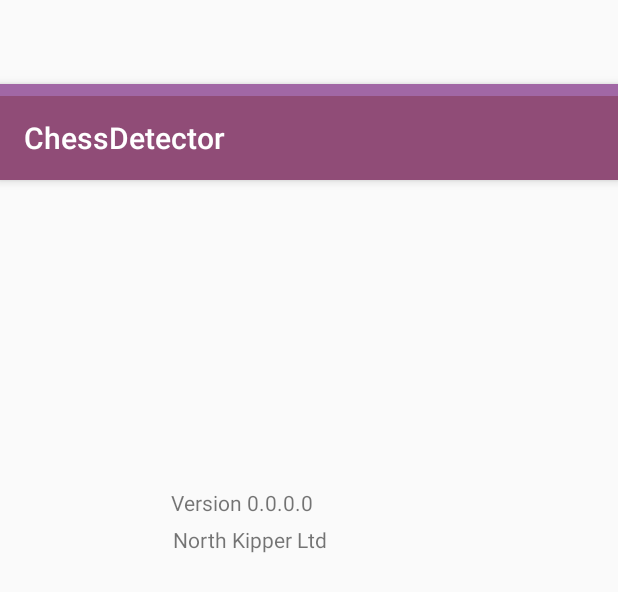
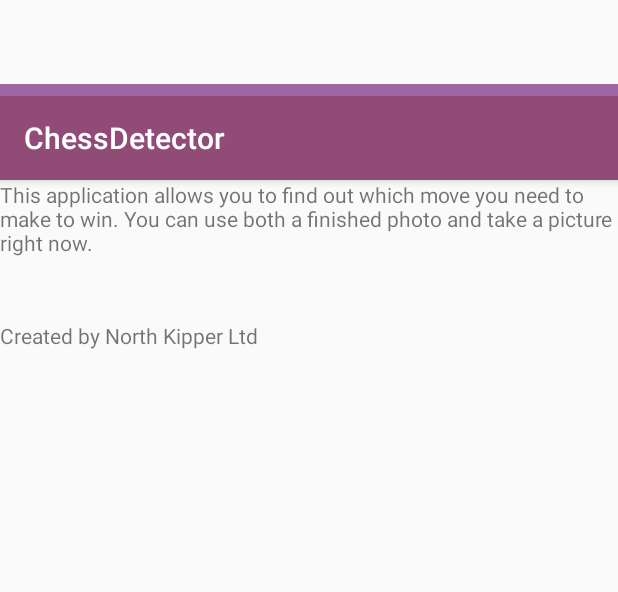
Before and after one commit to north-kipper-ltd/chess-detector, an Android app: the layout about.xml on its own in the app's theme, with its tools: preview values and no code run, on a phone screen of 412 x 824 dp. Shown: the top 592 px of the screen. Run offline under Robolectric (Android 15) with nearby library versions, the phone set to English and light mode, and no system bars.

Commit message:
Update about page, add russian locale

```diff
--- a/app/src/main/res/layout/about.xml
+++ b/app/src/main/res/layout/about.xml
@@ -8,6 +8,10 @@
                                                      android:fitsSystemWindows="true"
                                                      tools:context=".MainActivity">
 
+    <LinearLayout
+            android:orientation="vertical"
+            android:layout_width="match_parent"
+            android:layout_height="match_parent">
         <com.google.android.material.appbar.AppBarLayout
                 android:id="@+id/appbar"
                 android:layout_width="match_parent"
@@ -30,21 +34,20 @@
         </com.google.android.material.appbar.AppBarLayout>
         <ScrollView
                 android:layout_width="match_parent"
-            android:layout_height="753dp" app:layout_anchorGravity="bottom|center" app:layout_anchor="@+id/appbar"
+                android:layout_height="1049dp"
                 android:id="@+id/scrollView3">
             <LinearLayout android:layout_width="match_parent" android:layout_height="wrap_content"
-                      android:orientation="vertical"/>
+                          android:orientation="vertical">
+                <TextView
+                        android:text="@string/about_text"
+                        android:layout_width="match_parent"
+                        android:layout_height="94dp" android:id="@+id/textView3"/>
+                <TextView
+                        android:text="@string/about_creator"
+                        android:layout_width="match_parent"
+                        android:layout_height="wrap_content" android:id="@+id/textView2"/>
+            </LinearLayout>
         </ScrollView>
-    <TextView
-            android:text="North Kipper Ltd"
-            android:layout_width="182dp"
-            android:layout_height="53dp" android:id="@+id/textView7" app:layout_anchorGravity="center"
-            app:layout_anchor="@+id/scrollView3"/>
-    <TextView
-            android:text="Version 0.0.0.0"
-            android:layout_width="184dp"
-            android:layout_height="49dp" android:id="@+id/textView8"
-            app:layout_anchorGravity="top|center"
-            app:layout_anchor="@+id/textView7"/>
+    </LinearLayout>
 
 </androidx.coordinatorlayout.widget.CoordinatorLayout>
--- a/app/src/main/res/values/strings.xml
+++ b/app/src/main/res/values/strings.xml
@@ -4,4 +4,7 @@
     <string name="section_format">Hello, Android!</string>
     <string name="action_about">About</string>
     <string name="button_open_camera">Scan Chess Grid</string>
+    <string name="about_creator">Created by North Kipper Ltd</string>
+    <string name="about_text">This application allows you to find out which move you need to make to win.
+                              You can use both a finished photo and take a picture right now.</string>
 </resources>
```
Also changed, not shown: 1 other file. Lines whose indentation alone changed are shown as unchanged.
